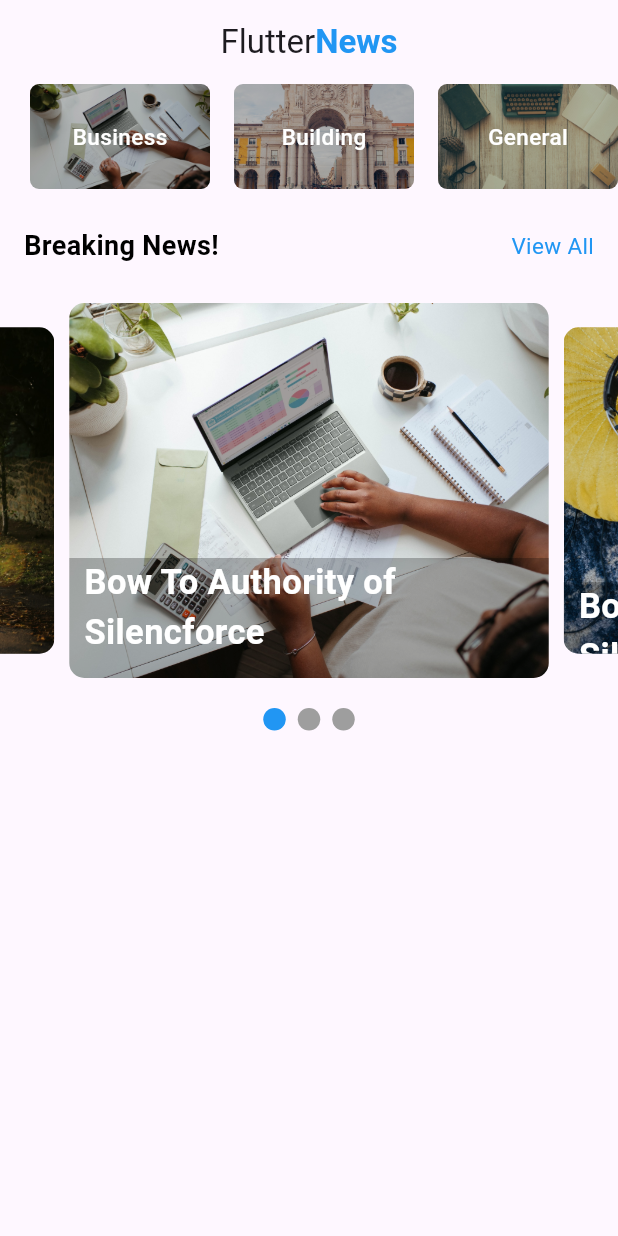
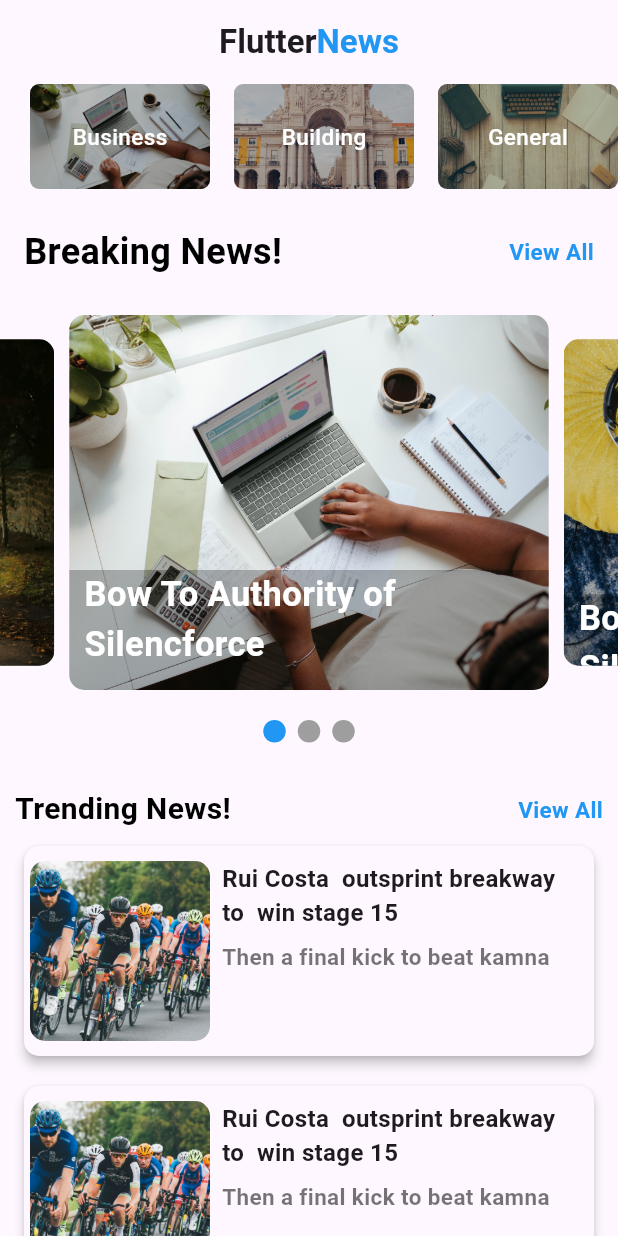
Before and after one commit to SemihKucukpehlivan/flutter_news_app, a Flutter app: the screen it shows after launch, on a phone screen of 412 x 824 dp. Run offline on Flutter 3.47's test engine with Material 3 defaults, Android fonts, the phone set to English and light mode, and no system bars; drawn by our look-alikes of carousel_slider, smooth_page_indicator.

Commit message:
home_page is finished

```diff
--- a/lib/pages/home.dart
+++ b/lib/pages/home.dart
@@ -33,7 +33,10 @@ class _HomeState extends State<Home> {
         title: const Row(
           mainAxisAlignment: MainAxisAlignment.center,
           children: [
-            Text("Flutter"),
+            Text(
+              "Flutter",
+              style: TextStyle(fontWeight: FontWeight.bold),
+            ),
             Text(
               "News",
               style: TextStyle(color: Colors.blue, fontWeight: FontWeight.bold),
@@ -43,7 +46,8 @@ class _HomeState extends State<Home> {
         centerTitle: true,
         elevation: 0.0,
       ),
-      body: Container(
+      body: SingleChildScrollView(
+        child: Container(
           child: Column(
             crossAxisAlignment: CrossAxisAlignment.start,
             children: [
@@ -73,11 +77,15 @@ class _HomeState extends State<Home> {
                       style: TextStyle(
                           color: Colors.black,
                           fontWeight: FontWeight.bold,
-                        fontSize: 18),
+                          fontSize: 24),
                     ),
                     Text(
                       "View All",
-                    style: TextStyle(color: Colors.blue, fontSize: 15),
+                      style: TextStyle(
+                        color: Colors.blue,
+                        fontSize: 15,
+                        fontWeight: FontWeight.bold,
+                      ),
                     ),
                   ],
                 ),
@@ -102,15 +110,145 @@ class _HomeState extends State<Home> {
                 ),
               ),
               const SizedBox(height: 20),
-            Center(child: buildIndicator())
+              Center(child: buildIndicator()),
+              const SizedBox(height: 30.0),
+              const Padding(
+                padding: EdgeInsets.only(left: 10.0, right: 10),
+                child: Row(
+                  mainAxisAlignment: MainAxisAlignment.spaceBetween,
+                  children: [
+                    Text(
+                      "Trending News!",
+                      style: TextStyle(
+                          color: Colors.black,
+                          fontWeight: FontWeight.bold,
+                          fontSize: 20),
+                    ),
+                    Text(
+                      "View All",
+                      style: TextStyle(
+                          color: Colors.blue,
+                          fontSize: 15,
+                          fontWeight: FontWeight.bold),
+                    ),
                   ],
+                ),
+              ),
+              const SizedBox(
+                height: 10,
+              ),
+              Padding(
+                padding: const EdgeInsets.symmetric(horizontal: 16),
+                child: Material(
+                  elevation: 3,
+                  borderRadius: BorderRadius.circular(10),
+                  child: Padding(
+                    padding:
+                        const EdgeInsets.symmetric(vertical: 10, horizontal: 4),
+                    child: Row(
+                      crossAxisAlignment: CrossAxisAlignment.start,
+                      children: [
+                        Container(
+                            child: ClipRRect(
+                          borderRadius: BorderRadius.circular(10),
+                          child: Image.asset(
+                            "assets/images/sport.jpg",
+                            height: 120,
+                            width: 120,
+                            fit: BoxFit.cover,
+                          ),
+                        )),
+                        const SizedBox(width: 8),
+                        Column(
+                          children: [
+                            Container(
+                              width: MediaQuery.of(context).size.width / 1.8,
+                              child: const Text(
+                                "Rui Costa  outsprint breakway to  win stage 15 ",
+                                style: TextStyle(
+                                    fontSize: 16, fontWeight: FontWeight.bold),
+                              ),
+                            ),
+                            const SizedBox(height: 7),
+                            Container(
+                              width: MediaQuery.of(context).size.width / 1.8,
+                              child: const Text(
+                                "Then a final kick to beat kamna",
+                                style: TextStyle(
+                                  color: Colors.black54,
+                                  fontSize: 15,
+                                  fontWeight: FontWeight.bold,
+                                ),
+                              ),
+                            ),
+                          ],
+                        ),
+                      ],
+                    ),
+                  ),
+                ),
+              ),
+              const SizedBox(height: 20),
+              Padding(
+                padding: const EdgeInsets.symmetric(horizontal: 16),
+                child: Material(
+                  elevation: 3,
+                  borderRadius: BorderRadius.circular(10),
+                  child: Padding(
+                    padding:
+                        const EdgeInsets.symmetric(vertical: 10, horizontal: 4),
+                    child: Row(
+                      crossAxisAlignment: CrossAxisAlignment.start,
+                      children: [
+                        Container(
+                            child: ClipRRect(
+                          borderRadius: BorderRadius.circular(10),
+                          child: Image.asset(
+                            "assets/images/sport.jpg",
+                            height: 120,
+                            width: 120,
+                            fit: BoxFit.cover,
+                          ),
+                        )),
+                        const SizedBox(width: 8),
+                        Column(
+                          children: [
+                            Container(
+                              width: MediaQuery.of(context).size.width / 1.8,
+                              child: const Text(
+                                "Rui Costa  outsprint breakway to  win stage 15 ",
+                                style: TextStyle(
+                                    fontSize: 16, fontWeight: FontWeight.bold),
+                              ),
+                            ),
+                            const SizedBox(height: 7),
+                            Container(
+                              width: MediaQuery.of(context).size.width / 1.8,
+                              child: const Text(
+                                "Then a final kick to beat kamna",
+                                style: TextStyle(
+                                  color: Colors.black54,
+                                  fontSize: 15,
+                                  fontWeight: FontWeight.bold,
+                                ),
+                              ),
+                            ),
+                          ],
+                        ),
+                      ],
+                    ),
+                  ),
+                ),
+              )
+            ],
+          ),
         ),
       ),
     );
   }
 
   Widget buildImage(String image, int index, String name) => Container(
-        margin: EdgeInsets.symmetric(horizontal: 5.0),
+        margin: const EdgeInsets.symmetric(horizontal: 5.0),
         child: Stack(
           children: [
             ClipRRect(
```
Also changed, not shown: pubspec.yaml (+4 -4 lines), assets/fonts/Pacifico-Regular.ttf (added), lib/pages/landing_page.dart (added). Lines whose indentation alone changed are shown as unchanged.
